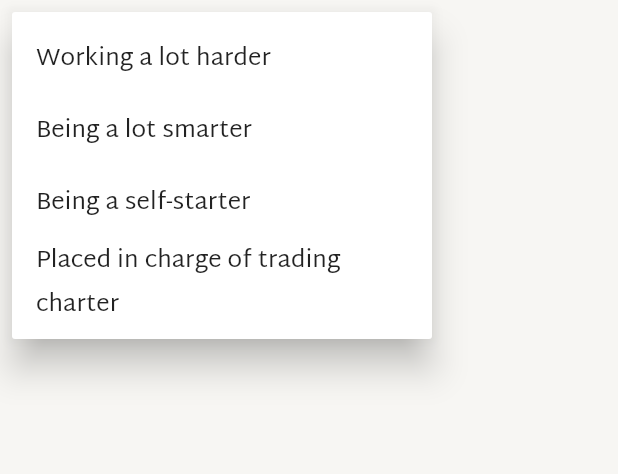
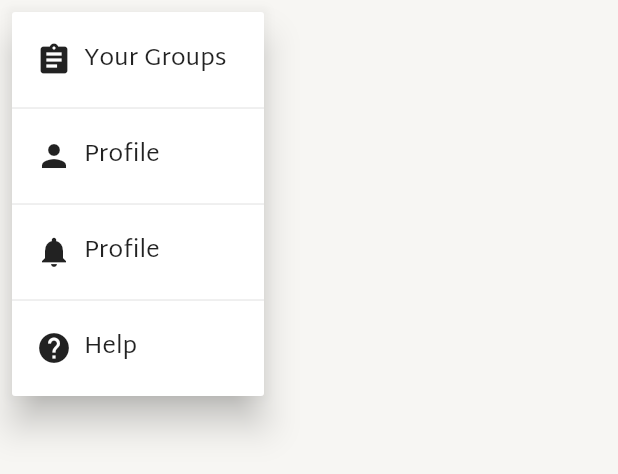
Before and after one commit to sanju-developer/Day2Day, a Flutter app: the AppMenu widget shown alone on an empty page, opened directly, after a tap on the "more vert" icon, on a phone screen of 412 x 824 dp. Shown: the top 474 px of the screen. Run offline on Flutter 3.47's test engine with Material 2 defaults, Android fonts, the phone set to English and light mode, and no system bars; our stand-ins replace flutter_svg.

Commit message:
Update menu bar

```diff
--- a/lib/Components/AppMenu/AppMenu.dart
+++ b/lib/Components/AppMenu/AppMenu.dart
@@ -1,6 +1,6 @@
 import 'package:flutter/material.dart';
 
-enum WhyFarther { harder, smarter, selfStarter, tradingCharter }
+enum WhyFarther { yourGroups, profile, notification, help }
 
 class AppMenu extends StatelessWidget {
   @override
@@ -9,21 +9,56 @@ class AppMenu extends StatelessWidget {
       elevation: 10.0,
       onSelected: (WhyFarther result) {},
       itemBuilder: (BuildContext context) => <PopupMenuEntry<WhyFarther>>[
-        const PopupMenuItem<WhyFarther>(
-          value: WhyFarther.harder,
-          child: Text('Working a lot harder'),
+        PopupMenuItem<WhyFarther>(
+          value: WhyFarther.yourGroups,
+          child: Row(
+            children: <Widget>[
+              Icon(Icons.assignment),
+              Container(
+                padding: EdgeInsets.only(left: 8.0),
+                child: Text('Your Groups'),
+              )
+            ],
+          ),
         ),
-        const PopupMenuItem<WhyFarther>(
-          value: WhyFarther.smarter,
-          child: Text('Being a lot smarter'),
+        PopupMenuDivider(),
+        PopupMenuItem<WhyFarther>(
+          value: WhyFarther.profile,
+          child: Row(
+            children: <Widget>[
+              Icon(Icons.person),
+              Container(
+                padding: EdgeInsets.only(left: 8.0),
+                child: Text('Profile'),
+              )
+            ],
+          ),
         ),
-        const PopupMenuItem<WhyFarther>(
-          value: WhyFarther.selfStarter,
-          child: Text('Being a self-starter'),
+        PopupMenuDivider(),
+        PopupMenuItem<WhyFarther>(
+          value: WhyFarther.notification,
+          child: Row(
+            children: <Widget>[
+              Icon(Icons.notifications),
+              Container(
+                padding: EdgeInsets.only(left: 8.0),
+                child: Text('Profile'),
+              )
+            ],
+          ),
         ),
-        const PopupMenuItem<WhyFarther>(
-          value: WhyFarther.tradingCharter,
-          child: Text('Placed in charge of trading charter'),
+        PopupMenuDivider(),
+        PopupMenuItem<WhyFarther>(
+          value: WhyFarther.help,
+          child: Row(
+            children: <Widget>[
+              Icon(Icons.help),
+              Container(
+                padding: EdgeInsets.only(left: 8.0),
+                child: Text('Help'),
+              )
+            ],
+          ),
         ),
       ],
     );
--- a/lib/screens/EntryPage/EntryPage.dart
+++ b/lib/screens/EntryPage/EntryPage.dart
@@ -16,7 +16,8 @@ class EntryPageState extends State<EntryPage> {
   Widget build(BuildContext context) {
     return Scaffold(
         backgroundColor: Theme.of(context).scaffoldBackgroundColor,
-        body: ListView(shrinkWrap: true, children: <Widget>[
+        body: Center(
+          child: ListView(shrinkWrap: true, children: <Widget>[
             Column(
               mainAxisAlignment: MainAxisAlignment.center,
               children: <Widget>[
@@ -81,6 +82,7 @@ class EntryPageState extends State<EntryPage> {
                 )
               ],
             )
-        ]));
+          ]),
+        ));
   }
 }
--- a/lib/screens/Groups/Components/GroupPageTopbar/GroupPageTopbar.dart
+++ b/lib/screens/Groups/Components/GroupPageTopbar/GroupPageTopbar.dart
@@ -6,18 +6,18 @@ class GroupPageTopbar extends StatelessWidget implements PreferredSizeWidget {
   @override
   Widget build(BuildContext context) {
     return AppBar(
-        centerTitle: false,
         backgroundColor: Colors.white,
         title: Container(
           child: Row(
             mainAxisAlignment: MainAxisAlignment.spaceBetween,
             children: <Widget>[
               Row(
+                mainAxisAlignment: MainAxisAlignment.start,
                 children: <Widget>[
                   Column(
                     children: <Widget>[
                       Icon(
-                        Icons.person,
+                        Icons.account_circle,
                         size: 35.0,
                         color: Theme.of(context).primaryColor,
                       ),
```
Also changed, not shown: flutter_01.png (deleted), flutter_02.png (deleted). Lines whose indentation alone changed are shown as unchanged.
